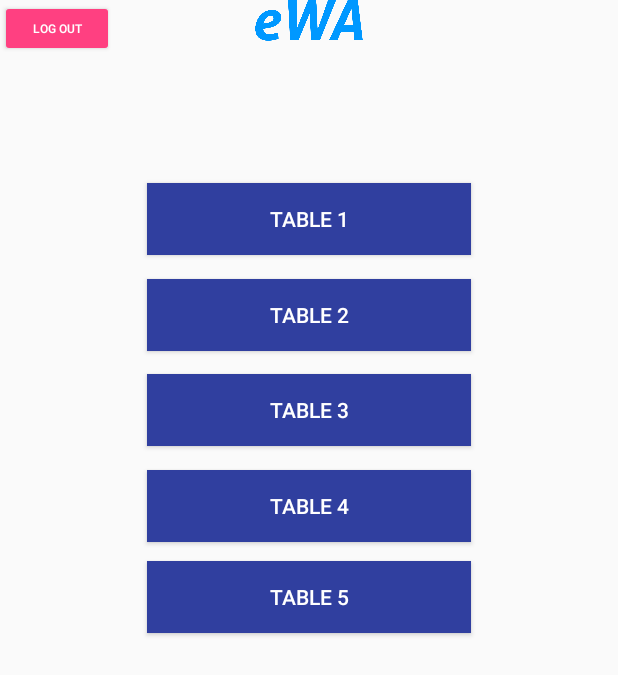
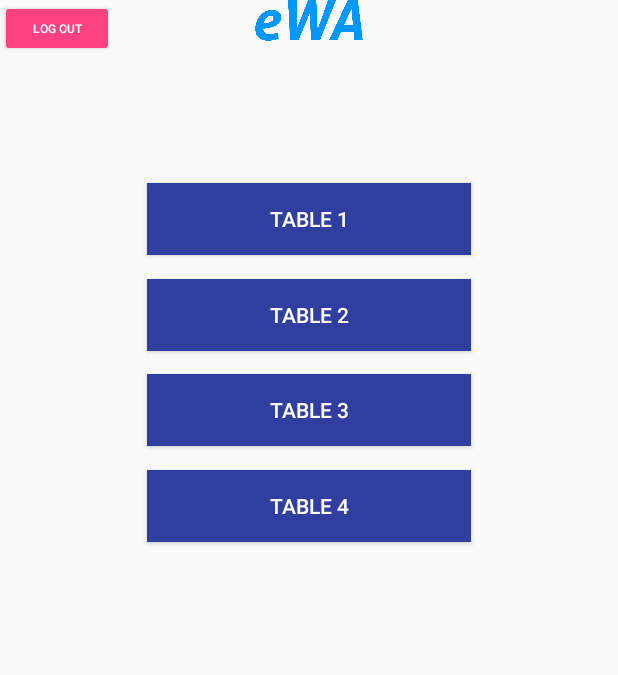
Before and after one commit to LynzZen/PFIMiniProjectGroup226A, an Android app: the layout screen2.xml on its own in the app's theme, with its tools: preview values and no code run, on a phone screen of 412 x 824 dp. Shown: the top 675 px of the screen. Run offline under Robolectric (Android 15) with nearby library versions, the phone set to English and light mode, and no system bars.

```diff
--- a/app/src/main/res/layout/screen2.xml
+++ b/app/src/main/res/layout/screen2.xml
@@ -78,19 +78,6 @@
         tools:text="Table 4" />
 
     <Button
-        android:id="@+id/button6"
-        android:layout_width="216dp"
-        android:layout_height="48dp"
-        android:layout_marginTop="374dp"
-        android:background="@color/colorPrimaryDark"
-        android:text="@string/table5"
-        android:textColor="@android:color/background_light"
-        app:layout_constraintLeft_toLeftOf="parent"
-        app:layout_constraintRight_toRightOf="parent"
-        app:layout_constraintTop_toTopOf="parent"
-        tools:text="Table 5" />
-
-    <Button
         android:id="@+id/button7"
         style="@style/Widget.AppCompat.Button.Colored"
         android:layout_width="76dp"
```
